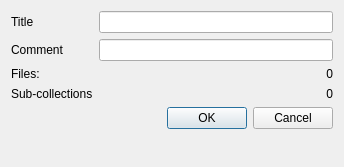
cseyve/piaf, file workflow/tools/ui/collectioneditdialog.ui: the form before one commit.
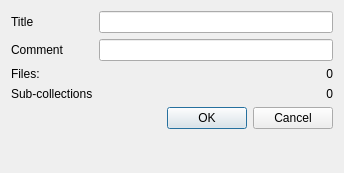
The form after the commit. Icons and pictures are not drawn.

The edit to the form file:
```diff
--- a/workflow/tools/ui/collectioneditdialog.ui
+++ b/workflow/tools/ui/collectioneditdialog.ui
@@ -7,7 +7,7 @@
     <x>0</x>
     <y>0</y>
     <width>344</width>
-    <height>167</height>
+    <height>173</height>
    </rect>
   </property>
   <property name="windowTitle">
```
Left out of the diff: 5 changed lines with no effect on the pictures.
